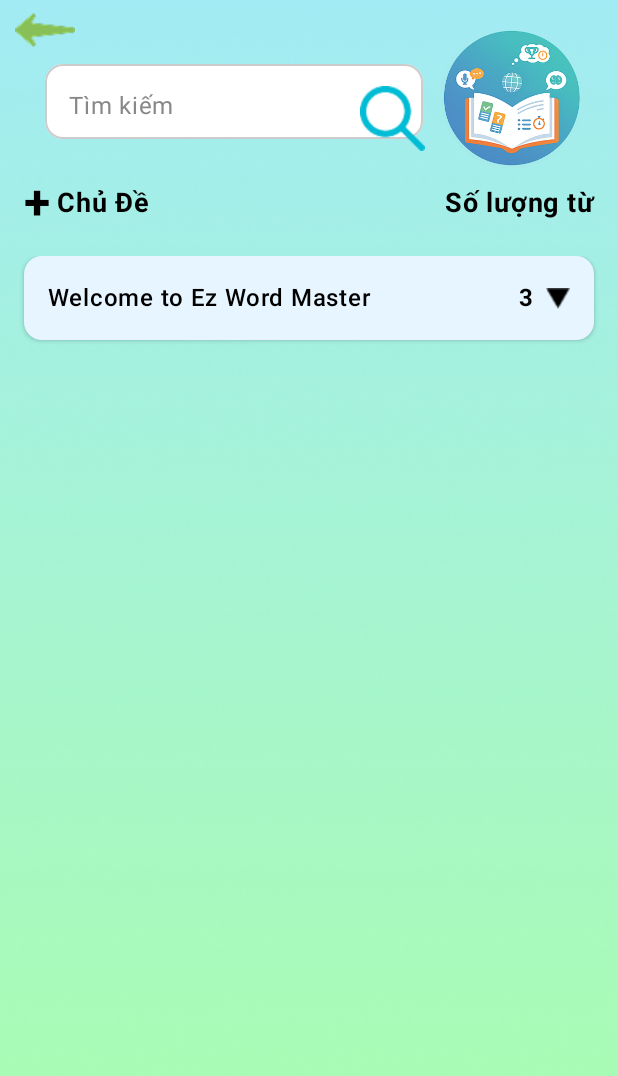
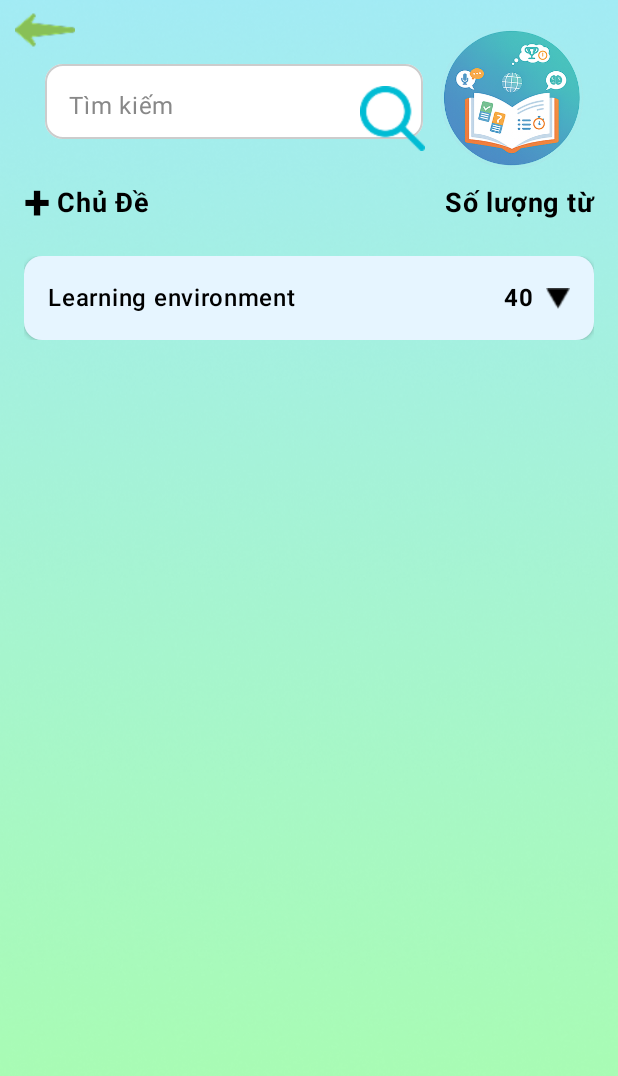
Before and after one commit to Thethien2k5/EzWordMaster, an Android app built with Jetpack Compose: the TopicManagementScreen screen opened through its navigation route, on a phone screen of 412 x 824 dp. Shown: the top 1076 px of the screen. Run offline under Robolectric (Android 15) with nearby library versions, the phone set to English and light mode, and no system bars.

Commit message:
cập nhật chỉnh sửa topic

```diff
--- a/app/build.gradle.kts
+++ b/app/build.gradle.kts
@@ -60,4 +60,5 @@ dependencies {
     //
     implementation("androidx.navigation:navigation-compose:2.7.5")
     implementation("org.jetbrains.kotlinx:kotlinx-serialization-json:1.6.0")
+    implementation("androidx.compose.animation:animation:1.6.0")
 }
--- a/app/src/main/java/com/example/ezwordmaster/domain/repository/TopicRepository.kt
+++ b/app/src/main/java/com/example/ezwordmaster/domain/repository/TopicRepository.kt
@@ -1,68 +1,153 @@
 package com.example.ezwordmaster.domain.repository
 
 import android.content.Context
+import android.util.Log
 import com.example.ezwordmaster.domain.model.Topic
+import com.example.ezwordmaster.domain.model.Word
 import kotlinx.serialization.encodeToString
 import kotlinx.serialization.decodeFromString
 import kotlinx.serialization.json.Json
-import android.util.Log
 import java.io.File
-import com.example.ezwordmaster.domain.model.Word
 
 class TopicRepository(private val context: Context) {
-    // "context.filesDi" thư mục riêng tư của app Androi
-    //Cho androi studio ( phải máy ảo trước )
-    // 4 Gạch góc trên -> View -> Tool Windows -> Device Explorer ( dưới máy ảo sẽ xuất hiện Device Explorer )
-    // data/data/com.example.ezwordmaster/files/topocs.json
+
     private val FILE_NAME = "topics.json"
-    // tạo file topics.json nếu chưa có
+    private val json = Json { prettyPrint = true }
+
+    // Đường dẫn tới file topics.json trong thư mục riêng của app
+    private fun getTopicsFile(): File = File(context.filesDir, FILE_NAME)
+
+    // Kiểm tra file có tồn tại không
+    fun isTopicsFileExists(): Boolean {
+        val exists = getTopicsFile().exists()
+        Log.d("TopicRepo", "File tồn tại: $exists")
+        return exists
+    }
+
+    //  Tạo file mặc định nếu chưa có
     fun createTopicsFileIfMissing() {
-        try {
-            val file = File(context.filesDir, FILE_NAME)
-            if (!file.exists()) {
-                val defaultTopics = listOf(
-                    Topic(
-                        id = "0",
-                        name = "Welcome to Ez Word Master",
-                        words = listOf(
-                            Word("Hello", "Xin chào"),
-                            Word("Hi", "Xin chào"),
-                            Word("Welcome", "Chào mừng")
-                        )
+        val file = getTopicsFile()
+        if (!file.exists()) {
+            val defaultTopics = listOf(
+                Topic(
+                    id = "1",
+                    name = "Learning environment",
+                    words = listOf(
+                        Word("Student", "Học sinh"),
+                        Word("Teacher", "Giáo viên"),
+                        Word("Classroom", "Lớp học"),
+                        Word("School", "Trường học"),
+                        Word("Homework", "Bài tập về nhà"),
+                        Word("Exam", "Kỳ thi"),
+                        Word("Test", "Bài kiểm tra"),
+                        Word("Grade", "Điểm số"),
+                        Word("Subject", "Môn học"),
+                        Word("Lesson", "Bài học"),
+                        Word("Book", "Sách"),
+                        Word("Notebook", "Vở ghi"),
+                        Word("Pen", "Bút mực"),
+                        Word("Pencil", "Bút chì"),
+                        Word("Eraser", "Cục tẩy"),
+                        Word("Ruler", "Thước kẻ"),
+                        Word("Bag", "Cặp sách"),
+                        Word("Uniform", "Đồng phục"),
+                        Word("Break", "Giờ giải lao"),
+                        Word("Lunch", "Bữa trưa"),
+                        Word("Library", "Thư viện"),
+                        Word("Laboratory", "Phòng thí nghiệm"),
+                        Word("Playground", "Sân chơi"),
+                        Word("Friend", "Bạn bè"),
+                        Word("Classmate", "Bạn cùng lớp"),
+                        Word("Principal", "Hiệu trưởng"),
+                        Word("Study", "Học tập"),
+                        Word("Learn", "Học hỏi"),
+                        Word("Teach", "Dạy"),
+                        Word("Read", "Đọc"),
+                        Word("Write", "Viết"),
+                        Word("Calculate", "Tính toán"),
+                        Word("Remember", "Ghi nhớ"),
+                        Word("Understand", "Hiểu"),
+                        Word("Practice", "Luyện tập"),
+                        Word("Project", "Dự án"),
+                        Word("Presentation", "Bài thuyết trình"),
+                        Word("Group", "Nhóm"),
+                        Word("Teamwork", "Làm việc nhóm"),
+                        Word("Knowledge", "Kiến thức")
                     )
                 )
-
-                val jsonString = Json.encodeToString(defaultTopics)
-                file.writeText(jsonString)
-                Log.d("TopicInit", "Đã tạo file topics.json với dữ liệu mặc định")
-            } else {
-                Log.d("TopicInit", "File topics.json đã tồn tại, không cần tạo lại")
-            }
-        } catch (e: Exception) {
-            Log.e("TopicInit", "Lỗi khi tạo file: ${e.message}", e)
+            )
+            saveTopics(defaultTopics)
+            Log.d("TopicRepo", "Đã tạo file topics.json mặc định")
         }
     }
 
+    // Đọc dữ liệu từ file
     fun loadTopics(): List<Topic> {
-        val topicRepo = TopicRepository(context)
-        topicRepo.createTopicsFileIfMissing()
+        createTopicsFileIfMissing()
+        val file = getTopicsFile()
 
-        // tạo đt file trỏ đến FILE_NAME
-        val file = File(context.filesDir, FILE_NAME)
-        try {
-            // đọc file và trả về
+        return try {
             val jsonString = file.readText()
-            return Json.decodeFromString(jsonString) //giải mã json
-        }catch(e: Exception)
-        {
-            return emptyList() // trả về list rỗng khi lỗi (k tìm thấy file/ k đọc được file )
+            json.decodeFromString(jsonString)
+        } catch (e: Exception) {
+            Log.e("TopicRepo", "Lỗi đọc file: ${e.message}")
+            emptyList()
         }
     }
 
-    fun saveTopics(topics: List<Topic>) {
-        // mã hóa list thành json và lưu vào file
-        val jsonString = Json.encodeToString(topics)
-        val file = File(context.filesDir, FILE_NAME)
-        file.writeText(jsonString)
+    // Ghi đè toàn bộ danh sách (chỉ dùng nội bộ)
+    private fun saveTopics(topics: List<Topic>) {
+        try {
+            val jsonString = json.encodeToString(topics)
+            getTopicsFile().writeText(jsonString)
+            Log.d("TopicRepo", "Đã lưu ${topics.size} topics vào file.")
+        } catch (e: Exception) {
+            Log.e("TopicRepo", " Lỗi khi ghi file: ${e.message}")
+        }
+    }
+
+    //  Thêm hoặc cập nhật một topic (thông minh)
+    fun addOrUpdateTopic(newTopic: Topic) {
+        val currentTopics = loadTopics().toMutableList()
+        val existing = currentTopics.find {
+            it.id == newTopic.id || it.name.equals(newTopic.name, ignoreCase = true)
+        }
+
+        if (existing == null) {
+            //  Nếu chưa tồn tại → thêm mới
+            currentTopics.add(newTopic)
+            Log.d("TopicRepo", "Đã thêm chủ đề mới: ${newTopic.name}")
+        } else {
+            // Kiểm tra danh sách từ có giống hệt không
+            val sameWords = existing.words.size == newTopic.words.size &&
+                    existing.words.containsAll(newTopic.words)
+
+            if (sameWords) {
+                Log.d("TopicRepo", "Chủ đề '${newTopic.name}' đã tồn tại và giống hệt, bỏ qua.")
+                return
+            } else {
+                // Cập nhật chủ đề (thay thế danh sách từ)
+                val index = currentTopics.indexOf(existing)
+                currentTopics[index] = newTopic
+                Log.d("TopicRepo", " Cập nhật chủ đề '${newTopic.name}' với danh sách từ mới.")
+            }
+        }
+
+        saveTopics(currentTopics)
+    }
+
+    // Kiểm tra trùng ID hoặc tên (public dùng cho form thêm chủ đề)
+    fun isTopicDuplicate(topic: Topic): Boolean {
+        val topics = loadTopics()
+        return topics.any {
+            it.id == topic.id || it.name.equals(topic.name, ignoreCase = true)
+        }
+    }
+
+    //  Xóa một topic theo id
+    fun deleteTopicById(id: String) {
+        val currentTopics = loadTopics().filterNot { it.id == id }
+        saveTopics(currentTopics)
+        Log.d("TopicRepo", "🗑 Đã xóa chủ đề có id=$id")
     }
 }
--- a/app/src/main/java/com/example/ezwordmaster/ui/screens/TopicManagementScreen.kt
+++ b/app/src/main/java/com/example/ezwordmaster/ui/screens/TopicManagementScreen.kt
@@ -19,6 +19,7 @@ import androidx.compose.foundation.lazy.items
 import androidx.compose.ui.text.font.FontWeight
 import androidx.compose.foundation.lazy.LazyColumn
 import androidx.compose.animation.shrinkVertically
+import androidx.compose.animation.animateContentSize
 import androidx.compose.animation.AnimatedVisibility
 import androidx.compose.foundation.shape.RoundedCornerShape
 import androidx.compose.animation.core.animateFloatAsState
@@ -26,13 +27,14 @@ import androidx.compose.runtime.*
 import androidx.compose.material3.*
 import androidx.compose.material3.HorizontalDivider
 import androidx.compose.runtime.Composable
+import androidx.compose.ui.platform.LocalContext
 import androidx.navigation.NavHostController
+import android.util.Log
 import com.example.ezwordmaster.R
-//import com.example.ezwordmaster.domain.model.Word
 import com.example.ezwordmaster.domain.model.Topic
 import com.example.ezwordmaster.ui.common.AppBackground
 import com.example.ezwordmaster.domain.repository.TopicRepository
-import androidx.compose.ui.platform.LocalContext
+
 
 @Composable
 fun TopicManagementScreen(navController: NavHostController) {
@@ -42,9 +44,10 @@ fun TopicManagementScreen(navController: NavHostController) {
     var searchQuery by remember { mutableStateOf(TextFieldValue("")) } // nội dung tìm kiếm
     var topics by remember { mutableStateOf<List<Topic>>(emptyList()) } // danh sách chủ đề
 
-    // Tải chủ đề khi màn hình được sáng tác lần đầu tiên
-    LaunchedEffect(Unit) {
+    // Tải chủ đề
+    LaunchedEffect(true) {
         topics = REPOSITORY.loadTopics()
+        Log.d("TopicScreen", "✅ Đã tải ${topics.size} topics")
     }
     AppBackground {
         Column() {
@@ -115,7 +118,7 @@ fun TopicManagementScreen(navController: NavHostController) {
                 modifier = Modifier
                     .fillMaxSize()
                     .padding(16.dp)
-                    .offset(0.dp, (-80).dp)
+                    .offset(y= (-80).dp)
             ) {
                 // + Chủ đề --- Số lượng từ vựng
                 Row(
@@ -150,12 +153,13 @@ fun TopicManagementScreen(navController: NavHostController) {
 
                 Spacer(modifier = Modifier.height(16.dp))
                 // Danh sách chủ đề
-                LazyColumn {
+                LazyColumn{
                     val FILTEREDTOPICS = topics.filter {
                         it.name?.contains(searchQuery.text, ignoreCase = true) ?: false
                     }
 
                     items(FILTEREDTOPICS) { topic ->
+
                         ExpandableTopicItem(topic)
                         Spacer(modifier = Modifier.height(12.dp))
                     }
@@ -170,7 +174,8 @@ fun ExpandableTopicItem(topic: Topic) {
     val ROTATION by animateFloatAsState(targetValue = if (expanded) 180f else 0f)
 
     Card(
-        modifier = Modifier.fillMaxWidth(),
+        modifier = Modifier.fillMaxWidth()
+            .animateContentSize(), // co giãn mượt
         shape = RoundedCornerShape(12.dp),
         colors = CardDefaults.cardColors(containerColor = Color(0xFFE6F5FF)),
         elevation = CardDefaults.cardElevation(defaultElevation = 2.dp)
@@ -232,7 +237,6 @@ fun ExpandableTopicItem(topic: Topic) {
                             fontSize = 14.sp,
                             color = Color.DarkGray
                         )
-                        Spacer(modifier = Modifier.height(6.dp))
                     }
                 }
             }
```
